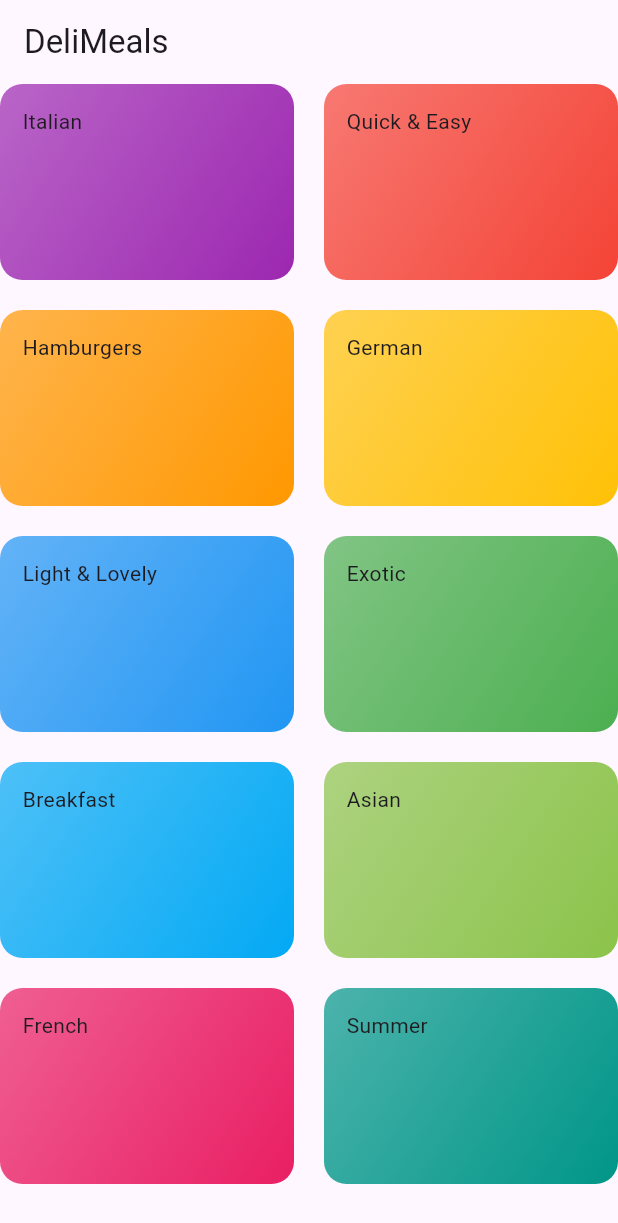
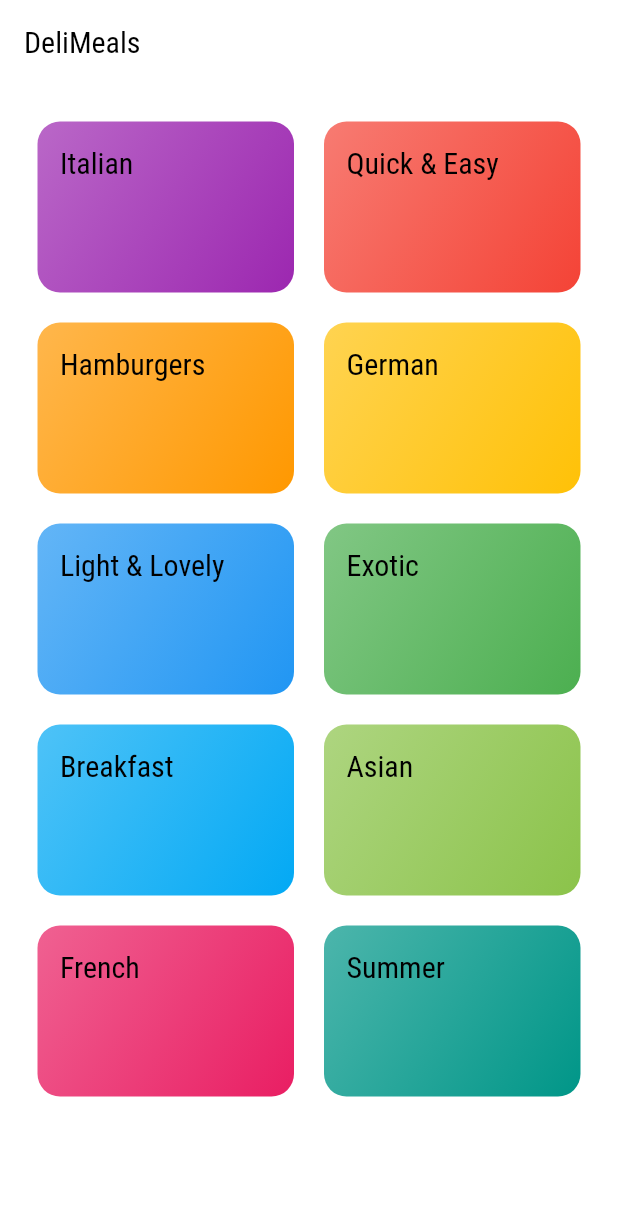
Before and after one commit to Suryansh160/DeliMeals, a Flutter app: the screen it shows after launch, on a phone screen of 412 x 824 dp. Shown: the top 1223 px of the screen. Run offline on Flutter 3.47's test engine with Material 3 defaults, Android fonts, the phone set to English and light mode, and no system bars.

Commit message:
navigation screen created

```diff
--- a/lib/categories_screen.dart
+++ b/lib/categories_screen.dart
@@ -11,6 +11,7 @@ class CategoriesScreen extends StatelessWidget {
         title: const Text('DeliMeals'),
       ),
       body: GridView(
+        padding: const EdgeInsets.all(25),
         gridDelegate: SliverGridDelegateWithMaxCrossAxisExtent(
           maxCrossAxisExtent: 200,
           childAspectRatio: 3 / 2,
@@ -18,7 +19,7 @@ class CategoriesScreen extends StatelessWidget {
           mainAxisSpacing: 20,
         ),
         children: DUMMY_CATEGORIES
-            .map((Data) => CategoryItem(Data.title, Data.color))
+            .map((data) => CategoryItem(data.title, data.color))
             .toList(),
       ),
     );
--- a/lib/category_item.dart
+++ b/lib/category_item.dart
@@ -1,4 +1,5 @@
 import 'package:flutter/material.dart';
+import 'package:meals_app/category_meals_screen.dart';
 
 class CategoryItem extends StatelessWidget {
   final String title;
@@ -6,11 +7,24 @@ class CategoryItem extends StatelessWidget {
 
   CategoryItem(this.title, this.color);
 
+  void selectCategory(BuildContext ctx) {
+    Navigator.of(ctx).push(
+      MaterialPageRoute(
+        builder: (_) {
+          return CategoryMeals();
+        },
+      ),
+    );
+  }
+
   @override
   Widget build(BuildContext context) {
-    return Container(
+    return InkWell(
+      onTap: () => selectCategory(context),
+      splashColor: Theme.of(context).primaryColor,
+      borderRadius: BorderRadius.circular(15),
+      child: Container(
         padding: const EdgeInsets.all(15),
-      child: Text(title),
         decoration: BoxDecoration(
           gradient: LinearGradient(
             colors: [color.withOpacity(0.7), color],
@@ -19,6 +33,11 @@ class CategoryItem extends StatelessWidget {
           ),
           borderRadius: BorderRadius.circular(15),
         ),
+        child: Text(
+          title,
+          style: Theme.of(context).textTheme.titleLarge,
+        ),
+      ),
     );
   }
 }
--- a/lib/main.dart
+++ b/lib/main.dart
@@ -10,7 +10,24 @@ class MyApp extends StatelessWidget {
       debugShowCheckedModeBanner: false,
       title: 'DeliMeals',
       theme: ThemeData(
-        primarySwatch: Colors.blue,
+        colorScheme:
+            ColorScheme.fromSwatch(primarySwatch: Colors.pink).copyWith(
+          secondary: Colors.amber,
+        ),
+        canvasColor: Color.fromRGBO(255, 254, 229, 1),
+        fontFamily: 'Raleway',
+        textTheme: ThemeData.light().textTheme.copyWith(
+              bodyLarge: TextStyle(
+                color: Color.fromRGBO(20, 51, 51, 1),
+              ),
+              bodyMedium: TextStyle(
+                color: Color.fromRGBO(20, 51, 51, 1),
+              ),
+              titleLarge: TextStyle(
+                  fontSize: 20,
+                  fontFamily: 'RobotoCondensed',
+                  fontWeight: FontWeight.normal),
+            ),
       ),
       home: CategoriesScreen(),
     );
```
Also changed, not shown: lib/category_meals_screen.dart (added, +17 -0 lines), pubspec.yaml (+18 -0 lines), assets/fonts/Raleway-Black.ttf (added), assets/fonts/Raleway-Bold.ttf (added), assets/fonts/Raleway-Regular.ttf (added), assets/fonts/RobotoCondensed-Bold.ttf (added), assets/fonts/RobotoCondensed-Italic.ttf (added), assets/fonts/RobotoCondensed-Light.ttf (added), assets/fonts/RobotoCondensed-Regular.ttf (added). Lines whose indentation alone changed are shown as unchanged.
